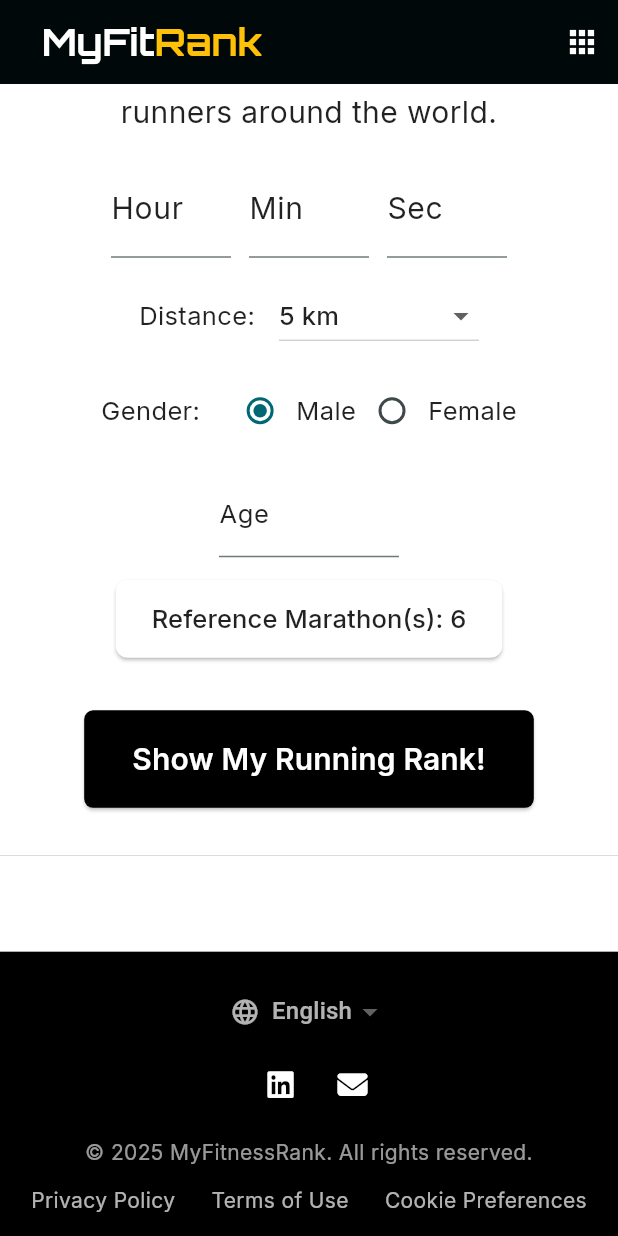
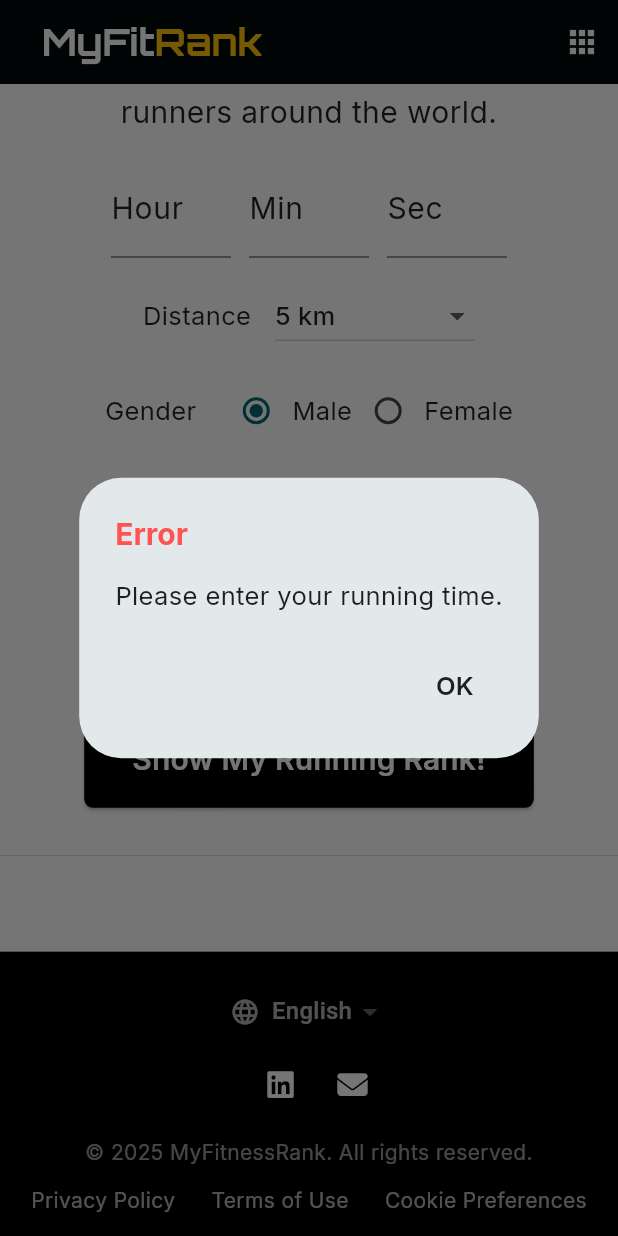
Before and after one commit to lullulalal/MyFitnessRank, a Flutter app: the screen it shows after launch, scrolled down 576 dp, after a tap on "Show My Running Rank!", on a phone screen of 412 x 824 dp. Run offline on Flutter 3.47's test engine with Material 3 defaults, Android fonts, the phone set to English and light mode, and no system bars; our stand-ins replace easy_localization, font_awesome_flutter, google_fonts.

Commit message:
Update localization Update GUI

```diff
--- a/lib/bodies/running_body.dart
+++ b/lib/bodies/running_body.dart
@@ -23,7 +23,7 @@ class RunningContentsBody extends StatefulWidget {
 }
 
 class _RunningContentsBodyState extends State<RunningContentsBody> {
-  String selectedGender = 'Male';
+  String selectedGender = 'male';
   String selectedDistance = '5';
 
   final TextEditingController hourController = TextEditingController();
@@ -50,6 +50,80 @@ class _RunningContentsBodyState extends State<RunningContentsBody> {
 
   @override
   Widget build(BuildContext context) {
+    void showErrorDialog(String message) {
+      showDialog(
+        context: context,
+        builder: (context) => AlertDialog(
+          title: Text(
+            'error_dialog_title'.tr(),
+            style: GoogleFonts.inter(
+              textStyle: const TextStyle(
+                fontSize: 20,
+                color: Colors.redAccent,
+                fontWeight: FontWeight.w700,
+              ),
+            ),
+          ),
+          content: Text(
+            message,
+            style: GoogleFonts.inter(
+              textStyle: const TextStyle(
+                fontSize: 17,
+                color: Colors.black87,
+              ),
+            ),
+          ),
+          actions: [
+            TextButton(
+              onPressed: () => Navigator.of(context).pop(),
+              child: Text(
+                'ok'.tr(),
+                style: GoogleFonts.inter(
+                  textStyle: const TextStyle(
+                    fontSize: 17,
+                    color: Colors.black87,
+                    fontWeight: FontWeight.w600,
+                  ),
+                ),
+              ),
+            ),
+          ],
+        ),
+      );
+    }
+
+    void handleSubmit() {
+      final int hour = int.tryParse(hourController.text) ?? 0;
+      final int minute = int.tryParse(minuteController.text) ?? 0;
+      final int second = int.tryParse(secondController.text) ?? 0;
+      final int age = int.tryParse(ageController.text) ?? -1;
+      final int totalSeconds = hour * 3600 + minute * 60 + second;
+
+      if (totalSeconds == 0) {
+        showErrorDialog('running_time_err_msg'.tr());
+        return;
+      }
+
+      if (age < 5 || age > 120) {
+        showErrorDialog('age_err_msg'.tr());
+        return;
+      }
+
+      if (selectedMarathons.isEmpty) {
+        showErrorDialog('marathons_err_msg'.tr());
+        return;
+      }
+
+      print('Submitting:');
+      print('Time: $totalSeconds seconds');
+      print('Gender: $selectedGender');
+      print('Age: $age');
+      print('Distance: $selectedDistance');
+      print('Marathons: $selectedMarathons');
+
+      // TODO: Add GraphQL mutation here
+    }
+
     Widget footerLink(String label, VoidCallback onTap) {
       return MouseRegion(
         cursor: SystemMouseCursors.click,
@@ -134,7 +208,7 @@ class _RunningContentsBodyState extends State<RunningContentsBody> {
                               child: TextField(
                                 controller: hourController,
                                 decoration: InputDecoration(
-                                  labelText: 'Hour',
+                                  labelText: 'hour'.tr(),
                                   labelStyle: GoogleFonts.inter(
                                     textStyle: const TextStyle(
                                       fontSize: 20,
@@ -157,7 +231,7 @@ class _RunningContentsBodyState extends State<RunningContentsBody> {
                               child: TextField(
                                 controller: minuteController,
                                 decoration: InputDecoration(
-                                  labelText: 'Min',
+                                  labelText: 'minute'.tr(),
                                   labelStyle: GoogleFonts.inter(
                                     textStyle: const TextStyle(
                                       fontSize: 20,
@@ -180,7 +254,7 @@ class _RunningContentsBodyState extends State<RunningContentsBody> {
                               child: TextField(
                                 controller: secondController,
                                 decoration: InputDecoration(
-                                  labelText: 'Sec',
+                                  labelText: 'second'.tr(),
                                   labelStyle: GoogleFonts.inter(
                                     textStyle: const TextStyle(
                                       fontSize: 20,
@@ -207,7 +281,7 @@ class _RunningContentsBodyState extends State<RunningContentsBody> {
                           mainAxisAlignment: MainAxisAlignment.center,
                           children: [
                             Text(
-                              'Distance:',
+                              'distance'.tr(),
                               style: GoogleFonts.inter(
                                 textStyle: const TextStyle(
                                   fontSize: 17,
@@ -251,7 +325,7 @@ class _RunningContentsBodyState extends State<RunningContentsBody> {
                                   ),
                                 ),
                                 DropdownMenuItem(
-                                  value: 'Half',
+                                  value: 'half',
                                   child: Text(
                                     '21.1 km(Half)',
                                     textAlign: TextAlign.center,
@@ -264,7 +338,7 @@ class _RunningContentsBodyState extends State<RunningContentsBody> {
                                   ),
                                 ),
                                 DropdownMenuItem(
-                                  value: 'Full',
+                                  value: 'full',
                                   child: Text(
                                     '42.2 km(Full)',
                                     textAlign: TextAlign.center,
@@ -287,7 +361,7 @@ class _RunningContentsBodyState extends State<RunningContentsBody> {
                           mainAxisAlignment: MainAxisAlignment.center,
                           children: [
                             Text(
-                              'Gender:',
+                              'gender'.tr(),
                               textAlign: TextAlign.center,
                               style: GoogleFonts.inter(
                                 textStyle: const TextStyle(
@@ -300,7 +374,7 @@ class _RunningContentsBodyState extends State<RunningContentsBody> {
                             Row(
                               children: [
                                 Radio(
-                                  value: 'Male',
+                                  value: 'male',
                                   groupValue: selectedGender,
                                   onChanged: (value) {
                                     setState(() {
@@ -309,7 +383,7 @@ class _RunningContentsBodyState extends State<RunningContentsBody> {
                                   },
                                 ),
                                 Text(
-                                  'Male',
+                                  'male'.tr(),
                                   textAlign: TextAlign.center,
                                   style: GoogleFonts.inter(
                                     textStyle: const TextStyle(
@@ -323,7 +397,7 @@ class _RunningContentsBodyState extends State<RunningContentsBody> {
                             Row(
                               children: [
                                 Radio(
-                                  value: 'Female',
+                                  value: 'female',
                                   groupValue: selectedGender,
                                   onChanged: (value) {
                                     setState(() {
@@ -332,7 +406,7 @@ class _RunningContentsBodyState extends State<RunningContentsBody> {
                                   },
                                 ),
                                 Text(
-                                  'Female',
+                                  'female'.tr(),
                                   textAlign: TextAlign.center,
                                   style: GoogleFonts.inter(
                                     textStyle: const TextStyle(
@@ -353,7 +427,7 @@ class _RunningContentsBodyState extends State<RunningContentsBody> {
                           child: TextField(
                             controller: ageController,
                             decoration: InputDecoration(
-                              labelText: 'Age',
+                              labelText: 'age'.tr(),
                               labelStyle: GoogleFonts.inter(
                                 textStyle: const TextStyle(
                                   fontSize: 17,
@@ -394,11 +468,10 @@ class _RunningContentsBodyState extends State<RunningContentsBody> {
                                 );
 
                                 return StatefulBuilder(
-                                  // 🛠 wraps dialog in its own state
                                   builder: (context, setLocalState) {
                                     return AlertDialog(
                                       title: Text(
-                                        'Select Marathon(s) for Comparison',
+                                        'marathons_selection_title'.tr(),
                                         style: GoogleFonts.inter(
                                           textStyle: const TextStyle(
                                             fontSize: 20,
@@ -439,10 +512,10 @@ class _RunningContentsBodyState extends State<RunningContentsBody> {
                                           onPressed: () =>
                                               Navigator.pop(context, null),
                                           child: Text(
-                                            'Cancel',
+                                            'cancel'.tr(),
                                             style: GoogleFonts.inter(
                                               textStyle: const TextStyle(
-                                                fontSize: 15,
+                                                fontSize: 17,
                                                 color: Colors.black87,
                                                 fontWeight: FontWeight.w600,
                                               ),
@@ -455,10 +528,10 @@ class _RunningContentsBodyState extends State<RunningContentsBody> {
                                             tempSelection,
                                           ),
                                           child: Text(
-                                            'OK',
+                                            'ok'.tr(),
                                             style: GoogleFonts.inter(
                                               textStyle: const TextStyle(
-                                                fontSize: 15,
+                                                fontSize: 17,
                                                 color: Colors.black87,
                                                 fontWeight: FontWeight.w600,
                                               ),
@@ -479,9 +552,7 @@ class _RunningContentsBodyState extends State<RunningContentsBody> {
                             }
                           },
                           child: Text(
-                            selectedMarathons.isEmpty
-                                ? 'Select Reference Marathon(s)'
-                                : 'Reference Marathon(s): ${selectedMarathons.length}',
+                            'marathons_selection_button'.tr(),
                             style: GoogleFonts.inter(
                               textStyle: const TextStyle(
                                 fontSize: 17,
@@ -516,33 +587,13 @@ class _RunningContentsBodyState extends State<RunningContentsBody> {
                             shape:
                                 WidgetStateProperty.all<RoundedRectangleBorder>(
                                   RoundedRectangleBorder(
-                                    borderRadius: BorderRadius.circular(
-                                      6,
-                                    ),
+                                    borderRadius: BorderRadius.circular(6),
                                   ),
                                 ),
                           ),
-                          onPressed: () {
-                            final int hour =
-                                int.tryParse(hourController.text) ?? 0;
-                            final int minute =
-                                int.tryParse(minuteController.text) ?? 0;
-                            final int second =
-                                int.tryParse(secondController.text) ?? 0;
-                            final int age =
-                                int.tryParse(ageController.text) ?? 0;
-                            final int totalSeconds =
-                                hour * 3600 + minute * 60 + second;
-
-                            // TODO: Replace with GraphQL mutation logic
-                            print('Submitting:');
-                            print('Time: $totalSeconds seconds');
-                            print('Gender: $selectedGender');
-                            print('Age: $age');
-                            print('Distance: $selectedDistance');
-                          },
+                          onPressed: handleSubmit,
                           child: Text(
-                            'Show My Running Rank!',
+                            'submit_button'.tr(),
                             style: GoogleFonts.inter(
                               textStyle: const TextStyle(
                                 fontSize: 20,
@@ -576,7 +627,7 @@ class _RunningContentsBodyState extends State<RunningContentsBody> {
               ),
             ),
 
-            // Section 3
+            // Section 4
             Container(
               width: double.infinity,
               color: widget.appColor,
@@ -597,7 +648,7 @@ class _RunningContentsBodyState extends State<RunningContentsBody> {
                         value: context.locale,
                         underline: const SizedBox(),
                         focusColor: Colors.transparent,
-                        dropdownColor: Colors.black54,
+                        dropdownColor: Colors.black87,
                         items: const [
                           DropdownMenuItem(
                             value: Locale('en'),
```
Also changed, not shown: assets/translations/en.json (+20 -3 lines), assets/translations/ko.json (+20 -3 lines).
